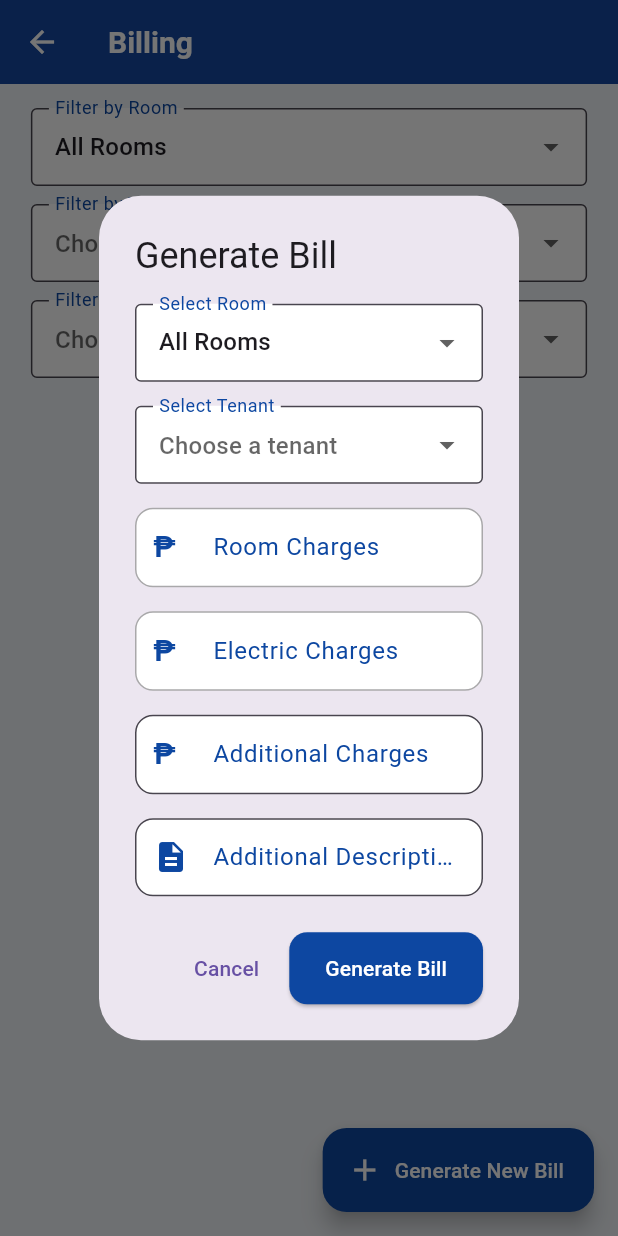
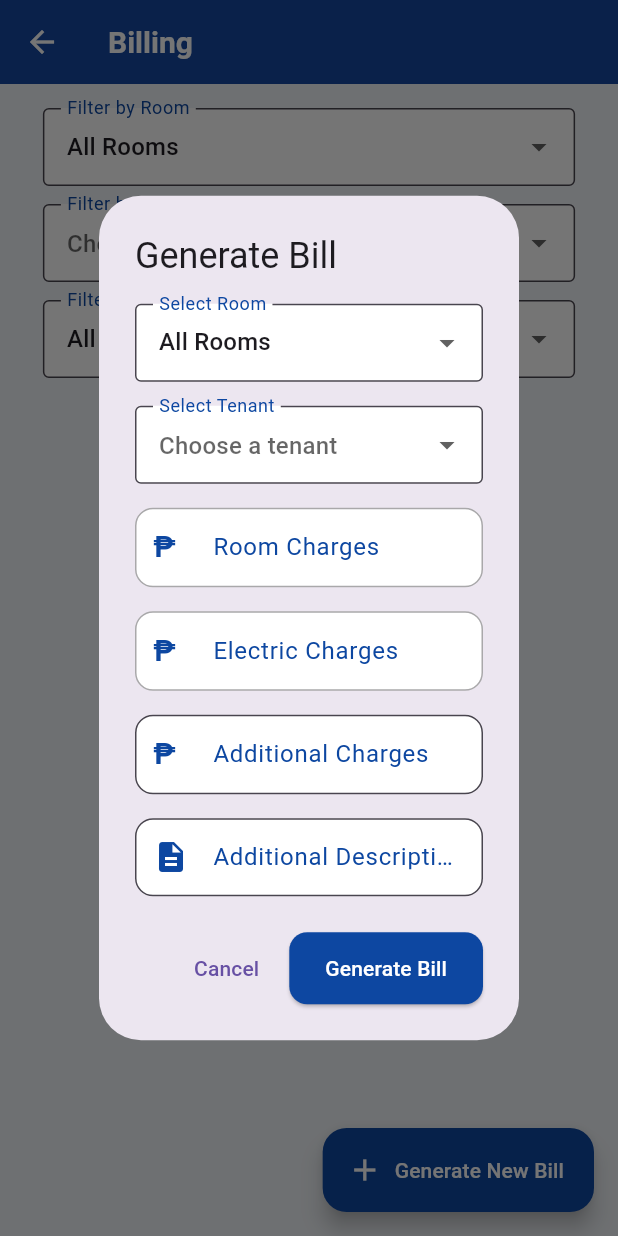
Before and after one commit to whatever413y/M18-Residences-Admin, a Flutter app: the BillingsPage screen opened directly, after a tap on "All Rooms", after a tap on "Generate New Bill", on a phone screen of 412 x 824 dp. Run offline on Flutter 3.47's test engine with Material 3 defaults, Android fonts, the phone set to English and light mode, and no system bars; our stand-ins replace flutter_dotenv; network calls fail.

Commit message:
Refactor billing filters and improve dialog UX
Replaces standard dropdowns with CustomDropdownForm in billing filters for consistency and improved UI. Refactors filter logic for room and tenant selection, and updates the bill deletion to use a confirmation dialog. Also fixes confirmation messages in readings and initializes previous reading value in the reading form dialog.

```diff
--- a/lib/pages/billing/billings_page.dart
+++ b/lib/pages/billing/billings_page.dart
@@ -12,8 +12,10 @@ import 'package:rental_management_system_flutter/services/reading_service.dart';
 import 'package:rental_management_system_flutter/services/room_service.dart';
 import 'package:rental_management_system_flutter/services/tenant_service.dart';
 import 'package:rental_management_system_flutter/theme.dart';
+import 'package:rental_management_system_flutter/utils/confirmation_action.dart';
 import 'package:rental_management_system_flutter/utils/custom_add_button.dart';
 import 'package:rental_management_system_flutter/utils/custom_app_bar.dart';
+import 'package:rental_management_system_flutter/utils/custom_dropdown_form.dart';
 import 'package:rental_management_system_flutter/utils/custom_snackbar.dart';
 
 class BillingsPage extends StatefulWidget {
@@ -83,7 +85,8 @@ class BillingsPageState extends State<BillingsPage> {
   List<Bill> get _filteredBills {
     return bills.where((bill) {
       final matchRoom =
-          _filterRoomId == null || bill.roomCharges == _filterRoomId;
+          _filterRoomId == null ||
+          _getRoomIdByTenantId(bill.tenantId) == _filterRoomId;
       final matchTenant =
           _filterTenantId == null || bill.tenantId == _filterTenantId;
       final matchYear =
@@ -113,7 +116,7 @@ class BillingsPageState extends State<BillingsPage> {
     return filtered.isNotEmpty ? filtered.first : null;
   }
 
-  void _openBillDialog({Bill? bill}) {
+  void _showBillDialog({Bill? bill}) {
     showDialog(
       context: context,
       builder: (context) {
@@ -194,7 +197,7 @@ class BillingsPageState extends State<BillingsPage> {
     return Theme(
       data: theme,
       child: Scaffold(
-        appBar: CustomAppBar(title: 'Billing'),
+        appBar: const CustomAppBar(title: 'Billing'),
         body: RefreshIndicator(
           onRefresh: _loadData,
           child: Center(
@@ -211,9 +214,23 @@ class BillingsPageState extends State<BillingsPage> {
                           isNarrow
                               ? Column(
                                 crossAxisAlignment: CrossAxisAlignment.stretch,
-                                children: _buildFiltersChildren(isNarrow),
+                                children: [
+                                  _buildRoomFilter(),
+                                  const SizedBox(height: 12),
+                                  _buildTenantFilter(),
+                                  const SizedBox(height: 12),
+                                  _buildYearFilter(),
+                                ],
                               )
-                              : Row(children: _buildFiltersChildren(isNarrow)),
+                              : Row(
+                                children: [
+                                  Expanded(child: _buildRoomFilter()),
+                                  const SizedBox(width: 12),
+                                  Expanded(child: _buildTenantFilter()),
+                                  const SizedBox(width: 12),
+                                  Expanded(child: _buildYearFilter()),
+                                ],
+                              ),
                           const SizedBox(height: 12),
                           Expanded(child: _buildBillTable()),
                         ],
@@ -222,53 +239,25 @@ class BillingsPageState extends State<BillingsPage> {
           ),
         ),
         floatingActionButton: CustomAddButton(
-          onPressed: () => _openBillDialog(bill: null),
+          onPressed: () => _showBillDialog(bill: null),
           label: 'Generate New Bill',
         ),
       ),
     );
   }
 
-  List<Widget> _buildFiltersChildren(bool isNarrow) {
-    if (isNarrow) {
-      return [
-        _buildRoomFilter(padding: const EdgeInsets.only(bottom: 12)),
-        _buildTenantFilter(padding: const EdgeInsets.only(bottom: 12)),
-        _buildYearFilter(padding: EdgeInsets.zero),
-      ];
-    } else {
-      return [
-        Expanded(
-          child: _buildRoomFilter(padding: const EdgeInsets.only(left: 8)),
-        ),
-        const SizedBox(width: 12),
-        Expanded(
-          child: _buildTenantFilter(padding: const EdgeInsets.only(left: 8)),
-        ),
-        const SizedBox(width: 12),
-        Expanded(
-          child: _buildYearFilter(padding: const EdgeInsets.only(left: 8)),
-        ),
-      ];
-    }
-  }
-
-  Widget _buildRoomFilter({EdgeInsetsGeometry? padding}) {
+  Widget _buildRoomFilter() {
     return Padding(
-      padding: padding ?? EdgeInsets.zero,
-      child: DropdownButtonFormField<int>(
-        decoration: const InputDecoration(
-          labelText: 'Filter by Room',
-          border: OutlineInputBorder(),
-          contentPadding: EdgeInsets.symmetric(horizontal: 12, vertical: 14),
-        ),
-        value: _filterRoomId,
+      padding: const EdgeInsets.symmetric(horizontal: 8),
+      child: CustomDropdownForm<int>(
+        label: 'Filter by Room',
         items: [
-          const DropdownMenuItem<int>(value: null, child: Text('All Rooms')),
+          DropdownMenuItem(value: null, child: Text('All Rooms')),
           ...rooms.map(
             (room) => DropdownMenuItem(value: room.id, child: Text(room.name)),
           ),
         ],
+        value: _filterRoomId,
         onChanged: (value) {
           setState(() {
             _filterRoomId = value;
@@ -286,19 +275,14 @@ class BillingsPageState extends State<BillingsPage> {
     );
   }
 
-  Widget _buildTenantFilter({EdgeInsetsGeometry? padding}) {
+  Widget _buildTenantFilter() {
     return Padding(
-      padding: padding ?? EdgeInsets.zero,
-      child: DropdownButtonFormField<int>(
-        decoration: const InputDecoration(
-          labelText: 'Filter by Tenant',
-          hintText: 'Choose a tenant',
-          border: OutlineInputBorder(),
-          contentPadding: EdgeInsets.symmetric(horizontal: 12, vertical: 14),
-        ),
-        value: _filterTenantId,
+      padding: const EdgeInsets.symmetric(horizontal: 8),
+      child: CustomDropdownForm<int>(
+        label: 'Filter by Tenant',
+        hint: 'Choose a tenant',
         items: [
-          const DropdownMenuItem<int>(
+          DropdownMenuItem(
             value: null,
             enabled: false,
             child: Text('Choose a tenant'),
@@ -306,20 +290,20 @@ class BillingsPageState extends State<BillingsPage> {
           ...tenants
               .where((t) => _filterRoomId == null || t.roomId == _filterRoomId)
               .map(
-                (tenant) => DropdownMenuItem<int>(
+                (tenant) => DropdownMenuItem(
                   value: tenant.id,
                   child: Text(tenant.name),
                 ),
               ),
         ],
-        onChanged: (val) {
+        value: _filterTenantId,
+        onChanged: (value) {
           setState(() {
-            _filterTenantId = val;
-            if (val != null) {
-              final tenantRoomId =
-                  tenants.firstWhere((t) => t.id == val).roomId;
-              if (_filterRoomId != tenantRoomId) {
-                _filterRoomId = tenantRoomId;
+            _filterTenantId = value;
+            if (value != null) {
+              final tenant = tenants.firstWhere((t) => t.id == value);
+              if (_filterRoomId != tenant.roomId) {
+                _filterRoomId = tenant.roomId;
               }
             }
           });
@@ -328,29 +312,20 @@ class BillingsPageState extends State<BillingsPage> {
     );
   }
 
-  Widget _buildYearFilter({EdgeInsetsGeometry? padding}) {
+  Widget _buildYearFilter() {
     final years = bills.map((b) => b.createdAt.year).toSet().toList()..sort();
 
     return Padding(
-      padding: padding ?? EdgeInsets.zero,
-      child: DropdownButtonFormField<int>(
-        decoration: const InputDecoration(
-          labelText: 'Filter by Year',
-          hintText: 'Choose a year',
-          border: OutlineInputBorder(),
-          contentPadding: EdgeInsets.symmetric(horizontal: 12, vertical: 14),
-        ),
-        value: _filterYear,
+      padding: const EdgeInsets.symmetric(horizontal: 8),
+      child: CustomDropdownForm<int>(
+        label: 'Filter by Year',
         items: [
-          const DropdownMenuItem<int>(
-            value: null,
-            enabled: false,
-            child: Text('All Years'),
-          ),
+          const DropdownMenuItem<int>(value: null, child: Text('All Years')),
           ...years.map(
             (y) => DropdownMenuItem(value: y, child: Text(y.toString())),
           ),
         ],
+        value: _filterYear,
         onChanged: (val) {
           setState(() {
             _filterYear = val;
@@ -421,11 +396,24 @@ class BillingsPageState extends State<BillingsPage> {
                       children: [
                         IconButton(
                           icon: const Icon(Icons.edit, color: Colors.blue),
-                          onPressed: () => _openBillDialog(bill: bill),
+                          onPressed: () => _showBillDialog(bill: bill),
                         ),
                         IconButton(
                           icon: const Icon(Icons.delete, color: Colors.red),
-                          onPressed: () => _deleteBill(bill.id),
+                          onPressed: () async {
+                            await showConfirmationAction(
+                              context: context,
+                              confirmTitle: 'Confirm Deletion',
+                              confirmContent:
+                                  'Are you sure you want to delete this bill?',
+                              loadingMessage: 'Deleting...',
+                              successMessage: 'Bill deleted',
+                              failureMessage: 'Failed to delete bill',
+                              onConfirmed: () async {
+                                _deleteBill(bill.id);
+                              },
+                            );
+                          },
                         ),
                       ],
                     ),
--- a/lib/pages/reading/readings_page.dart
+++ b/lib/pages/reading/readings_page.dart
@@ -314,10 +314,10 @@ class ReadingsPageState extends State<ReadingsPage> {
                               context: context,
                               confirmTitle: 'Confirm Deletion',
                               confirmContent:
-                                  'Are you sure you want to delete this tenant?',
+                                  'Are you sure you want to delete this reading?',
                               loadingMessage: 'Deleting...',
-                              successMessage: 'Tenant deleted',
-                              failureMessage: 'Failed to delete tenant',
+                              successMessage: 'Reading deleted',
+                              failureMessage: 'Failed to delete reading',
                               onConfirmed: () async {
                                 _deleteReading(reading.id);
                               },
--- a/lib/pages/reading/widgets/reading_form_dialog.dart
+++ b/lib/pages/reading/widgets/reading_form_dialog.dart
@@ -52,6 +52,12 @@ class _ReadingFormDialogState extends State<ReadingFormDialog> {
     } else {
       _selectedRoomId = widget.selectedRoomId;
       _selectedTenantId = widget.selectedTenantId;
+      prevController.text =
+          _getLatestReading(
+            _selectedRoomId ?? 0,
+            _selectedTenantId ?? 0,
+          )?.currReading.toString() ??
+          '0';
       currController.clear();
     }
   }
```
